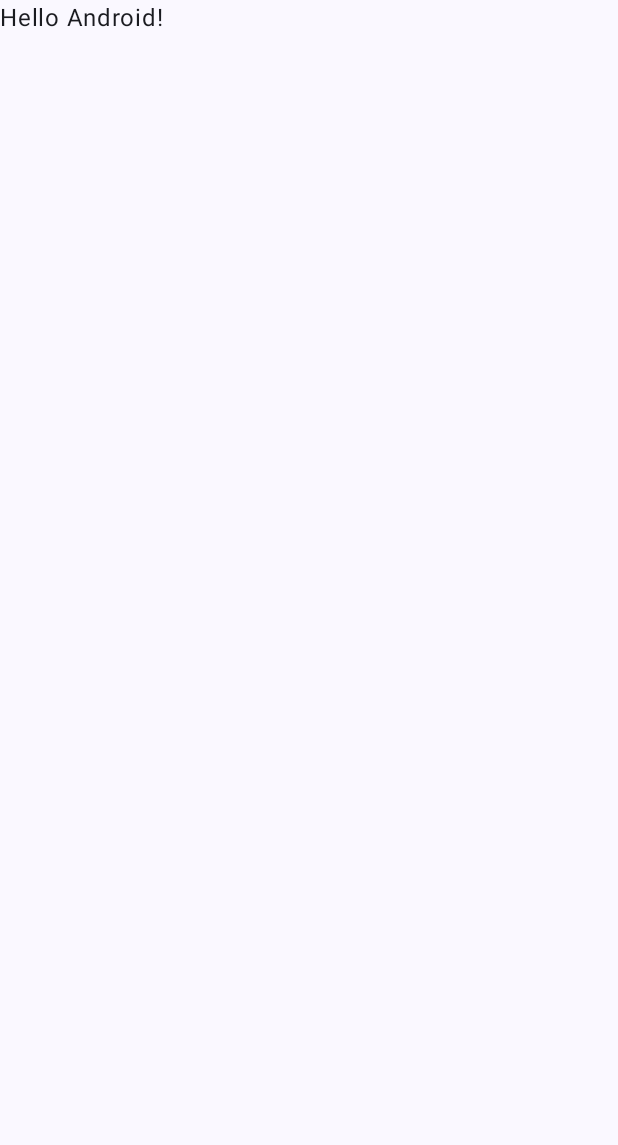
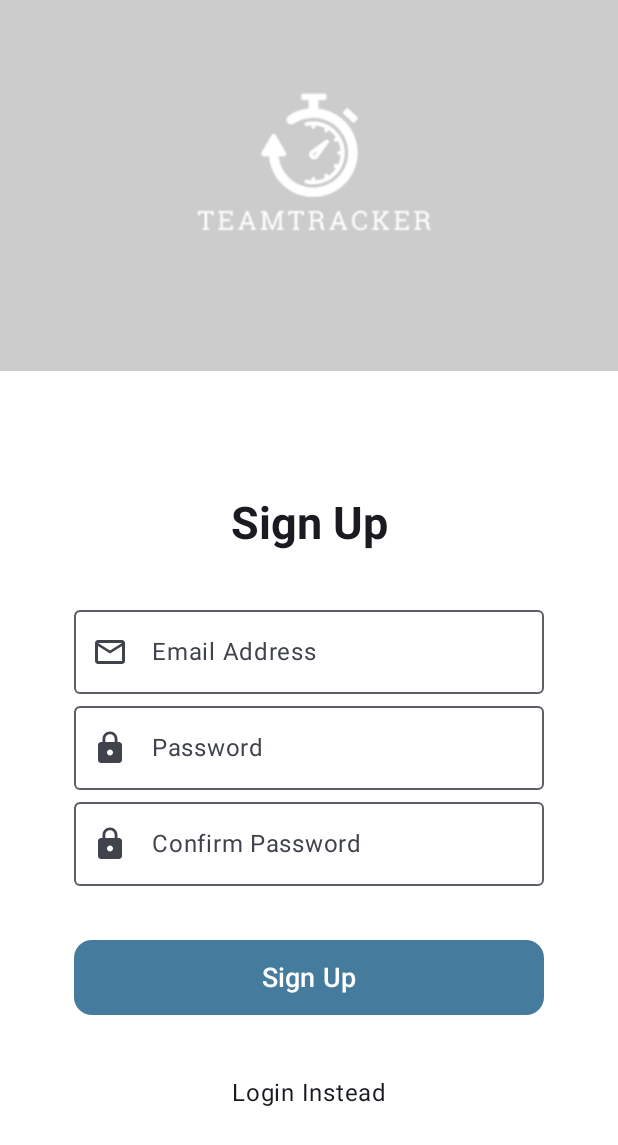
Before and after one commit to HaBuiDuc/TeamTracker, an Android app built with Jetpack Compose: the screen it shows after launch (MainActivity), on a phone screen of 412 x 824 dp. Before the commit the part shown is almost empty. Shown: the top 1145 px of the screen. Run offline under Robolectric (Android 15) with nearby library versions, the light colour scheme and no system bars; our stand-ins replace Firebase (no records; nobody signed in at launch, a user with empty details on screens opened directly).

Commit message:
add register

```diff
--- a/app/build.gradle.kts
+++ b/app/build.gradle.kts
@@ -59,6 +59,7 @@ dependencies {
     implementation("androidx.compose.ui:ui-graphics")
     implementation("androidx.compose.ui:ui-tooling-preview")
     implementation("androidx.compose.material3:material3")
+    implementation("com.google.firebase:firebase-auth:22.2.0")
     testImplementation("junit:junit:4.13.2")
     androidTestImplementation("androidx.test.ext:junit:1.1.5")
     androidTestImplementation("androidx.test.espresso:espresso-core:3.5.1")
@@ -74,4 +75,6 @@ dependencies {
     implementation(platform("com.google.firebase:firebase-bom:32.5.0"))
     implementation("com.google.firebase:firebase-analytics")
 
+    implementation ("androidx.lifecycle:lifecycle-viewmodel-compose:2.6.2")
+
 }
--- a/app/src/main/java/com/buiducha/teamtracker/MainActivity.kt
+++ b/app/src/main/java/com/buiducha/teamtracker/MainActivity.kt
@@ -10,6 +10,7 @@ import androidx.compose.material3.Text
 import androidx.compose.runtime.Composable
 import androidx.compose.ui.Modifier
 import androidx.compose.ui.tooling.preview.Preview
+import com.buiducha.teamtracker.ui.screens.authentication.register_screens.RegisterScreen
 import com.buiducha.teamtracker.ui.theme.TeamTrackerTheme
 
 class MainActivity : ComponentActivity() {
@@ -22,25 +23,9 @@ class MainActivity : ComponentActivity() {
                     modifier = Modifier.fillMaxSize(),
                     color = MaterialTheme.colorScheme.background
                 ) {
-                    Greeting("Android")
+                    RegisterScreen()
                 }
             }
         }
     }
 }
-
-@Composable
-fun Greeting(name: String, modifier: Modifier = Modifier) {
-    Text(
-        text = "Hello $name!",
-        modifier = modifier
-    )
-}
-
-@Preview(showBackground = true)
-@Composable
-fun GreetingPreview() {
-    TeamTrackerTheme {
-        Greeting("Android")
-    }
-}
--- /dev/null
+++ b/app/src/main/java/com/buiducha/teamtracker/ui/screens/authentication/register_screens/RegisterScreen.kt
@@ -0,0 +1,257 @@
+package com.buiducha.teamtracker.ui.screens.authentication.register_screens
+
+import android.app.Activity
+import androidx.compose.foundation.Image
+import androidx.compose.foundation.background
+import androidx.compose.foundation.clickable
+import androidx.compose.foundation.layout.Arrangement
+import androidx.compose.foundation.layout.Box
+import androidx.compose.foundation.layout.Column
+import androidx.compose.foundation.layout.Spacer
+import androidx.compose.foundation.layout.fillMaxHeight
+import androidx.compose.foundation.layout.fillMaxSize
+import androidx.compose.foundation.layout.fillMaxWidth
+import androidx.compose.foundation.layout.height
+import androidx.compose.foundation.layout.padding
+import androidx.compose.foundation.layout.size
+import androidx.compose.foundation.shape.CircleShape
+import androidx.compose.foundation.shape.RoundedCornerShape
+import androidx.compose.material.icons.Icons
+import androidx.compose.material.icons.filled.Lock
+import androidx.compose.material.icons.filled.MailOutline
+import androidx.compose.material.icons.filled.Visibility
+import androidx.compose.material.icons.filled.VisibilityOff
+import androidx.compose.material3.Button
+import androidx.compose.material3.ButtonDefaults
+import androidx.compose.material3.Icon
+import androidx.compose.material3.IconButton
+import androidx.compose.material3.OutlinedTextField
+import androidx.compose.material3.Text
+import androidx.compose.runtime.Composable
+import androidx.compose.runtime.derivedStateOf
+import androidx.compose.runtime.getValue
+import androidx.compose.runtime.mutableStateOf
+import androidx.compose.runtime.remember
+import androidx.compose.runtime.setValue
+import androidx.compose.ui.Alignment
+import androidx.compose.ui.Modifier
+import androidx.compose.ui.draw.clip
+import androidx.compose.ui.graphics.Color
+import androidx.compose.ui.layout.ContentScale
+import androidx.compose.ui.platform.LocalContext
+import androidx.compose.ui.res.painterResource
+import androidx.compose.ui.text.TextStyle
+import androidx.compose.ui.text.font.FontWeight
+import androidx.compose.ui.text.input.PasswordVisualTransformation
+import androidx.compose.ui.text.input.VisualTransformation
+import androidx.compose.ui.tooling.preview.Preview
+import androidx.compose.ui.unit.dp
+import androidx.compose.ui.unit.sp
+import androidx.lifecycle.viewmodel.compose.viewModel
+import com.buiducha.teamtracker.R
+import com.buiducha.teamtracker.ui.theme.Blue40
+import com.buiducha.teamtracker.viewmodel.RegisterViewModel
+
+@Preview
+@Composable
+fun RegisterScreenPreview() {
+    RegisterScreen()
+}
+
+@Composable
+fun RegisterScreen(
+    registerViewModel: RegisterViewModel = viewModel()
+) {
+    var email by remember { mutableStateOf("") }
+    var password by remember { mutableStateOf("") }
+    var confirmPassword by remember { mutableStateOf("") }
+
+    var isPasswordVisible by remember { mutableStateOf(false) }
+    var isConfirmPasswordVisible by remember { mutableStateOf(false) }
+
+    val isPasswordMatch by remember {
+        derivedStateOf { password == confirmPassword }
+    }
+
+    val valueNotEmpty by remember {
+        derivedStateOf {
+            password.isNotEmpty()
+                    && email.isNotEmpty()
+                    && confirmPassword.isNotEmpty()
+        }
+    }
+
+    val context = LocalContext.current
+
+    Column(
+        modifier = Modifier
+            .fillMaxSize()
+            .background(Color.Red),
+    ) {
+        Box(
+            contentAlignment = Alignment.Center,
+            modifier = Modifier
+                .background(Color.LightGray)
+                .fillMaxWidth()
+                .fillMaxHeight(0.3f)
+        ) {
+            Image(
+                painterResource(id = R.drawable.team_tracker_authentication),
+                contentDescription = null,
+                contentScale = ContentScale.Crop,
+                modifier = Modifier
+                    .size(190.dp)
+            )
+        }
+        Column(
+            modifier = Modifier
+                .fillMaxWidth()
+                .fillMaxHeight()
+                .background(Color.White)
+                .padding(10.dp),
+            horizontalAlignment = Alignment.CenterHorizontally,
+            verticalArrangement = Arrangement.Center
+        ) {
+            Column(
+                modifier = Modifier.fillMaxSize(),
+                verticalArrangement = Arrangement.Center,
+                horizontalAlignment = Alignment.CenterHorizontally
+            ) {
+                Text(
+                    text = "Sign Up",
+                    fontSize = 30.sp,
+                    style = TextStyle(
+                        fontWeight = FontWeight.Bold
+                    )
+                )
+                Spacer(modifier = Modifier.padding(16.dp))
+                Column(horizontalAlignment = Alignment.CenterHorizontally) {
+                    OutlinedTextField(
+                        value = email,
+                        onValueChange = { email = it },
+                        label = { Text(text = "Email Address") },
+                        placeholder = { Text(text = "Email Address") },
+                        leadingIcon = {
+                            Icon(
+                                imageVector = Icons.Filled.MailOutline,
+                                contentDescription = ""
+                            )
+                        },
+                        singleLine = true,
+                        modifier = Modifier.fillMaxWidth(0.8f)
+                    )
+
+                    OutlinedTextField(
+                        value = password,
+                        onValueChange = { password = it },
+                        label = { Text(text = "Password") },
+                        placeholder = { Text(text = "Password") },
+                        leadingIcon = {
+                            Icon(
+                                imageVector = Icons.Filled.Lock,
+                                contentDescription = ""
+                            )
+                        },
+                        singleLine = true,
+                        modifier = Modifier.fillMaxWidth(0.8f),
+                        trailingIcon = {
+                            IconButton(
+                                onClick = {
+                                    isPasswordVisible = !isPasswordVisible
+                                },
+                                enabled = password.isNotEmpty()
+                            ) {
+                                if (password.isNotEmpty()) {
+
+                                    Icon(
+                                        imageVector = if(isPasswordVisible) Icons.Filled.Visibility else Icons.Filled.VisibilityOff,
+                                        contentDescription = "",
+                                        modifier = Modifier
+                                            .clip(CircleShape)
+                                    )
+                                }
+                            }
+                        },
+                        visualTransformation = if (isPasswordVisible) VisualTransformation.None else PasswordVisualTransformation()
+                    )
+
+                    OutlinedTextField(
+                        value = confirmPassword,
+                        onValueChange = { confirmPassword = it },
+                        label = { Text(text = "Confirm Password") },
+                        placeholder = { Text(text = "Confirm Password") },
+                        singleLine = true,
+                        isError = !isPasswordMatch,
+                        supportingText = {
+                            if(!isPasswordMatch) {
+                                Text(text = "Password is not match")
+                            }
+                        },
+                        leadingIcon = {
+                            Icon(
+                                imageVector = Icons.Filled.Lock,
+                                contentDescription = ""
+                            )
+                        },
+                        modifier = Modifier.fillMaxWidth(0.8f),
+                        trailingIcon = {
+                            IconButton(
+                                onClick = {
+                                    isConfirmPasswordVisible = !isConfirmPasswordVisible
+                                },
+                                enabled = confirmPassword.isNotEmpty()
+                            ) {
+                                if (confirmPassword.isNotEmpty()) {
+                                    Icon(
+                                        imageVector = if(isPasswordVisible) Icons.Filled.Visibility else Icons.Filled.VisibilityOff,
+                                        contentDescription = "",
+                                        modifier = Modifier
+                                            .clip(CircleShape)
+                                    )
+                                }
+                            }
+                        },
+                        visualTransformation = if (isConfirmPasswordVisible) VisualTransformation.None
+                        else PasswordVisualTransformation()
+                    )
+                    Spacer(modifier = Modifier.padding(10.dp))
+                    Button(
+                        onClick = {
+                            if (isPasswordMatch && valueNotEmpty) {
+                                registerViewModel.createUser(
+                                    activity = context as Activity,
+                                    email = email,
+                                    password = password
+                                ) {
+
+                                }
+                            }
+                        },
+                        modifier = Modifier
+                            .fillMaxWidth(0.8f)
+                            .height(50.dp),
+                        colors = ButtonDefaults.buttonColors(
+                            containerColor =  Blue40,
+                            contentColor = Color.White
+                        ),
+                        shape = RoundedCornerShape(24),
+                    ) {
+                        Text(
+                            text = "Sign Up",
+                            fontSize = 18.sp
+                        )
+                    }
+                    Spacer(modifier = Modifier.padding(20.dp))
+                    Text(
+                        text = "Login Instead",
+                        fontSize = 16.sp,
+                        modifier = Modifier
+                            .clickable {
+
+                            }
+                    )
+                }
+            }
+        }
+    }
+}
--- a/app/src/main/java/com/buiducha/teamtracker/ui/screens/homepage_screen/HomePage.kt
+++ b/app/src/main/java/com/buiducha/teamtracker/ui/screens/homepage_screen/HomePage.kt
@@ -17,7 +17,8 @@ fun HomePagePreview() {
 }
 
 @Composable
-fun HomePage() {
+fun HomePage(
+) {
     Scaffold(
         topBar = {
             HPTopBar()
--- /dev/null
+++ b/app/src/main/java/com/buiducha/teamtracker/viewmodel/RegisterViewModel.kt
@@ -0,0 +1,38 @@
+package com.buiducha.teamtracker.viewmodel
+
+import android.app.Activity
+import android.util.Log
+import androidx.lifecycle.ViewModel
+import com.google.firebase.auth.FirebaseAuth
+import com.google.firebase.auth.ktx.auth
+import com.google.firebase.ktx.Firebase
+
+class RegisterViewModel : ViewModel() {
+    private var auth: FirebaseAuth = Firebase.auth
+
+    fun createUser(
+        activity: Activity,
+        email: String,
+        password: String,
+        onSuccessful: () -> Unit
+    ) {
+        auth.createUserWithEmailAndPassword(email, password)
+            .addOnCompleteListener(activity) { task ->
+                if (task.isSuccessful) {
+//                    onSuccessful()
+                    val user = auth.currentUser
+                    user?.sendEmailVerification()
+                    Log.d(TAG, "create user successfully")
+                } else if (task.isCanceled) {
+                    Log.d(TAG, "create user failure")
+                }
+            }
+            .addOnFailureListener(activity) {e ->
+                Log.e(TAG, "Can't create user", e)
+            }
+    }
+
+    companion object {
+        const val TAG = "RegisterViewModel"
+    }
+}
--- a/build.gradle.kts
+++ b/build.gradle.kts
@@ -1,3 +1,8 @@
+buildscript {
+    dependencies {
+        classpath("com.google.gms:google-services:4.4.0")
+    }
+}
 // Top-level build file where you can add configuration options common to all sub-projects/modules.
 plugins {
     id("com.android.application") version "8.1.2" apply false
```
Also changed, not shown: app/src/main/java/com/buiducha/teamtracker/data/model/User.kt (added, +11 -0 lines), app/src/main/java/com/buiducha/teamtracker/data/model/message/Message.kt (added, +12 -0 lines), app/src/main/java/com/buiducha/teamtracker/data/model/project/Note.kt (added, +12 -0 lines), app/src/main/java/com/buiducha/teamtracker/data/model/project/ProjectMember.kt (added, +8 -0 lines), app/src/main/java/com/buiducha/teamtracker/data/model/project/Task.kt (added, +14 -0 lines), app/src/main/java/com/buiducha/teamtracker/data/model/project/TaskTable.kt (added, +11 -0 lines), app/src/main/java/com/buiducha/teamtracker/data/model/project/Workspace.kt (added, +11 -0 lines), app/src/main/java/com/buiducha/teamtracker/ui/screens/authentication/login_screens/LoginScreen.kt (renamed from app/src/main/java/com/buiducha/teamtracker/ui/screens/authentication/login_screens/Login.kt, +72 -32 lines), app/src/main/java/com/buiducha/teamtracker/ui/screens/authentication/register_screens/Register.kt (deleted, +0 -211 lines), app/src/main/java/com/buiducha/teamtracker/viewmodel/LoginViewModel.kt (added, +11 -0 lines).
